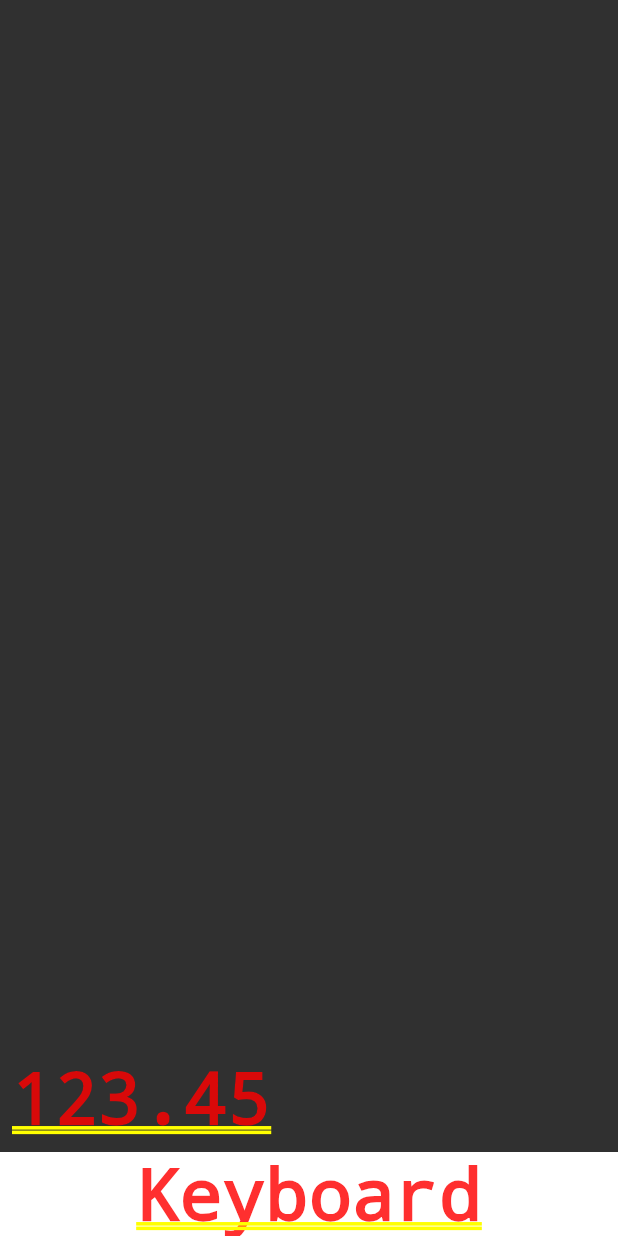
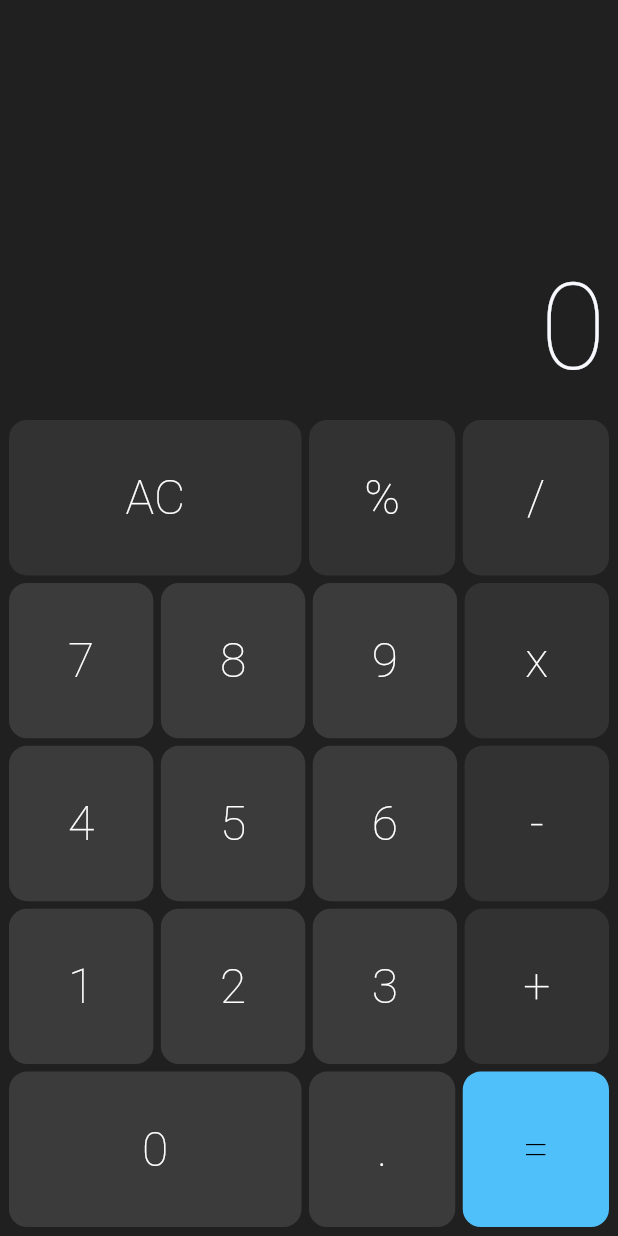
Before and after one commit to GabrielSchiavo/calculator-app, a Flutter app: the screen it shows after launch, on a phone screen of 412 x 824 dp. Run offline on Flutter 3.47's test engine with Material 2 defaults, Android fonts, the light colour scheme and no system bars; drawn by our look-alikes of auto_size_text; Roboto replaces fonts that are missing (RobotoFlex).

Commit message:
Intergace gráfica concluída

```diff
--- /dev/null
+++ b/lib/components/button.dart
@@ -0,0 +1,60 @@
+import 'package:flutter/material.dart';
+
+class Button extends StatelessWidget {
+  static const colorBlue = Color(0xFF50C0FA);
+  static const colorDefault = Color(0xFF3C3B3B);
+  static const colorOperation = Color(0xFF323232);
+
+  final String text;
+  final bool big;
+  final Color color;
+  final void Function(String) cb;
+
+  const Button({
+    required this.text,
+    this.big = false,
+    this.color = colorDefault,
+    required this.cb,
+    super.key,
+  });
+  const Button.big({
+    required this.text,
+    this.big = true,
+    this.color = colorDefault,
+    required this.cb,
+    super.key,
+  });
+  const Button.operation({
+    required this.text,
+    this.big = false,
+    this.color = colorOperation,
+    required this.cb,
+    super.key,
+  });
+
+  @override
+  Widget build(BuildContext context) {
+    return Expanded(
+      flex: big ? 2 : 1,
+      child: ElevatedButton(
+        onPressed: (() => cb(text)),
+        style: ElevatedButton.styleFrom(
+          backgroundColor: color,
+          elevation: 0,
+          shape: RoundedRectangleBorder(
+            borderRadius: BorderRadius.circular(12),
+          ),
+        ),
+        child: Text(
+          text,
+          style: TextStyle(
+            color: text == '=' ? Colors.black : Colors.white,
+            fontFamily: 'RobotoFlex',
+            fontSize: 32,
+            fontWeight: FontWeight.w200,
+          ),
+        ),
+      ),
+    );
+  }
+}
--- /dev/null
+++ b/lib/components/button_row.dart
@@ -0,0 +1,24 @@
+import 'package:calculator/components/button.dart';
+import 'package:flutter/material.dart';
+
+class ButtonRow extends StatelessWidget {
+  final List<Button> buttons;
+
+  const ButtonRow(this.buttons, {super.key});
+
+  @override
+  Widget build(BuildContext context) {
+    return Expanded(
+      flex: 1,
+      child: Row(
+        crossAxisAlignment: CrossAxisAlignment.stretch,
+        children: buttons.fold(<Widget>[], (list, b) {
+          list.isEmpty
+              ? list.add(b)
+              : list.addAll([const SizedBox(width: 5), b]);
+          return list;
+        }),
+      ),
+    );
+  }
+}
--- a/lib/components/display.dart
+++ b/lib/components/display.dart
@@ -1,3 +1,4 @@
+import 'package:auto_size_text/auto_size_text.dart';
 import 'package:flutter/material.dart';
 
 class Display extends StatelessWidget {
@@ -10,14 +11,27 @@ class Display extends StatelessWidget {
     return Expanded(
       flex: 1,
       child: Container(
-        color: const Color.fromRGBO(48, 48, 48, 1),
+        color: const Color(0xFF202020),
         child: Column(
           mainAxisAlignment: MainAxisAlignment.end,
           crossAxisAlignment: CrossAxisAlignment.stretch,
           children: [
             Padding(
               padding: const EdgeInsets.all(8.0),
-              child: Text(text),
+              child: AutoSizeText(
+                text,
+                minFontSize: 20,
+                maxFontSize: 80,
+                maxLines: 1,
+                textAlign: TextAlign.end,
+                style: TextStyle(
+                  fontFamily: 'RobotoFlex',
+                  fontWeight: FontWeight.w100,
+                  decoration: TextDecoration.none,
+                  fontSize: 80,
+                  color: Theme.of(context).colorScheme.background,
+                ),
+              ),
             ),
           ],
         ),
--- /dev/null
+++ b/lib/components/keyboard.dart
@@ -0,0 +1,56 @@
+import 'package:calculator/components/button.dart';
+import 'package:calculator/components/button_row.dart';
+import 'package:flutter/material.dart';
+
+class Keyboard extends StatelessWidget {
+  final void Function(String) cb;
+
+  const Keyboard(this.cb, {super.key});
+
+  @override
+  Widget build(BuildContext context) {
+    return Container(
+      color: const Color(0xFF202020),
+      height: 550,
+      child: Padding(
+        padding: const EdgeInsets.all(6),
+        child: Column(
+          children: [
+            ButtonRow([
+              Button.big(text: 'AC', color: Button.colorOperation, cb: cb),
+              Button.operation(text: '%', cb: cb),
+              Button.operation(text: '/', cb: cb),
+            ]),
+            const SizedBox(height: 5),
+            ButtonRow([
+              Button(text: '7', cb: cb),
+              Button(text: '8', cb: cb),
+              Button(text: '9', cb: cb),
+              Button.operation(text: 'x', cb: cb),
+            ]),
+            const SizedBox(height: 5),
+            ButtonRow([
+              Button(text: '4', cb: cb),
+              Button(text: '5', cb: cb),
+              Button(text: '6', cb: cb),
+              Button.operation(text: '-', cb: cb),
+            ]),
+            const SizedBox(height: 5),
+            ButtonRow([
+              Button(text: '1', cb: cb),
+              Button(text: '2', cb: cb),
+              Button(text: '3', cb: cb),
+              Button.operation(text: '+', cb: cb),
+            ]),
+            const SizedBox(height: 5),
+            ButtonRow([
+              Button.big(text: '0', cb: cb),
+              Button(text: '.', cb: cb),
+              Button(text: '=', color: Button.colorBlue, cb: cb),
+            ]),
+          ],
+        ),
+      ),
+    );
+  }
+}
--- a/lib/screens/calculator.dart
+++ b/lib/screens/calculator.dart
@@ -1,31 +1,50 @@
 import 'package:calculator/components/display.dart';
+import 'package:calculator/components/keyboard.dart';
+import 'package:calculator/models/memory.dart';
 import 'package:flutter/material.dart';
 import 'package:flutter/services.dart';
 
-class Calculator extends StatelessWidget {
-  const Calculator({super.key});
+class Calculator extends StatefulWidget {
+  const Calculator({Key? key}) : super(key: key);
+
+  @override
+  CalculatorState createState() => CalculatorState();
+}
+
+class CalculatorState extends State<Calculator> {
+  final Memory memory = Memory();
+
+  _onPressed(String command) {
+    setState(() {
+      memory.applyCommand(command);
+    });
+  }
 
   @override
   Widget build(BuildContext context) {
+    SystemChrome.setPreferredOrientations([DeviceOrientation.portraitUp]);
+
     // Altera a cor de fundo da statusbar e dos ícones
-    SystemUiOverlayStyle(
-      statusBarColor: Theme.of(context).colorScheme.primary,
+    const SystemUiOverlayStyle(
+      statusBarColor: Color(0xFF202020),
       statusBarIconBrightness: Brightness.light,
       statusBarBrightness: Brightness.dark,
     );
 
     return MaterialApp(
-      title: 'Flutter Demo',
+      title: 'Calculator',
       theme: ThemeData(
         colorSchemeSeed: const Color(0xFF8ACEFF),
         useMaterial3: true,
+        fontFamily: 'RobotoFlex',
       ),
       debugShowCheckedModeBanner: false,
       home: SafeArea(
+        top: false,
         child: Column(
-          children: const <Widget>[
-            Display('123.45'),
-            Text('Keyboard'),
+          children: <Widget>[
+            Display(memory.value),
+            Keyboard(_onPressed),
           ],
         ),
       ),
```
Also changed, not shown: lib/models/memory.dart (added, +100 -0 lines), pubspec.yaml (+6 -12 lines), pubspec.lock, 2 other files.
